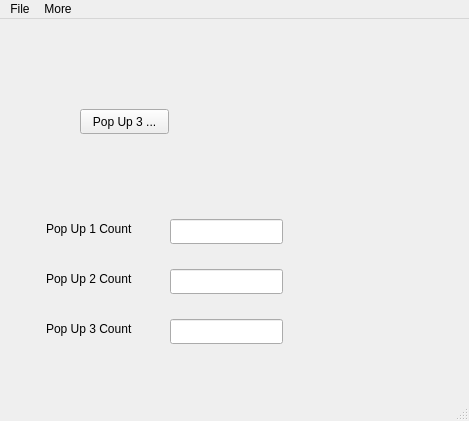
The window that Qt/05_pop_ups/pop_up_demo_main_window.ui (tmacandr/toolbox) describes before a commit, drawn with Qt 5.
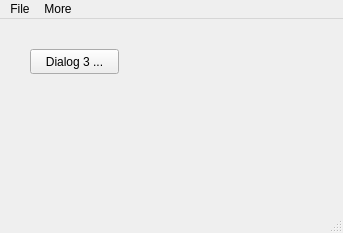
The same window after the commit.

Commit message:
That's it!!  Implemented 'dialog 1'.  README.md is Done
I'll add the 'Dialog 2' and Dialog 3' mechanics, but the
README.md is done.

Changes to be committed:
	modified:   README.md
	modified:   dialog_1.ui
	deleted:    dialog_1_window.cpp
	deleted:    dialog_1_window.h
	modified:   main.cpp
	modified:   pop_up_demo.pro
	modified:   pop_up_demo_main_window.cpp
	modified:   pop_up_demo_main_window.h
	modified:   pop_up_demo_main_window.ui

Patch:
```diff
--- a/Qt/05_pop_ups/pop_up_demo_main_window.ui
+++ b/Qt/05_pop_ups/pop_up_demo_main_window.ui
@@ -6,8 +6,8 @@
    <rect>
     <x>0</x>
     <y>0</y>
-    <width>469</width>
-    <height>421</height>
+    <width>343</width>
+    <height>233</height>
    </rect>
   </property>
   <property name="windowTitle">
@@ -17,83 +17,14 @@
    <widget class="QPushButton" name="pop_up_3_pushButton">
     <property name="geometry">
      <rect>
-      <x>80</x>
-      <y>90</y>
+      <x>30</x>
+      <y>30</y>
       <width>89</width>
       <height>25</height>
      </rect>
     </property>
     <property name="text">
-     <string>Pop Up 3 ...</string>
-    </property>
-   </widget>
-   <widget class="QLineEdit" name="lineEdit">
-    <property name="geometry">
-     <rect>
-      <x>170</x>
-      <y>200</y>
-      <width>113</width>
-      <height>25</height>
-     </rect>
-    </property>
-   </widget>
-   <widget class="QLabel" name="label">
-    <property name="geometry">
-     <rect>
-      <x>46</x>
-      <y>200</y>
-      <width>111</width>
-      <height>20</height>
-     </rect>
-    </property>
-    <property name="text">
-     <string>Pop Up 1 Count</string>
-    </property>
-   </widget>
-   <widget class="QLabel" name="label_2">
-    <property name="geometry">
-     <rect>
-      <x>46</x>
-      <y>250</y>
-      <width>111</width>
-      <height>20</height>
-     </rect>
-    </property>
-    <property name="text">
-     <string>Pop Up 2 Count</string>
-    </property>
-   </widget>
-   <widget class="QLineEdit" name="lineEdit_2">
-    <property name="geometry">
-     <rect>
-      <x>170</x>
-      <y>250</y>
-      <width>113</width>
-      <height>25</height>
-     </rect>
-    </property>
-   </widget>
-   <widget class="QLabel" name="label_3">
-    <property name="geometry">
-     <rect>
-      <x>46</x>
-      <y>300</y>
-      <width>111</width>
-      <height>20</height>
-     </rect>
-    </property>
-    <property name="text">
-     <string>Pop Up 3 Count</string>
-    </property>
-   </widget>
-   <widget class="QLineEdit" name="lineEdit_3">
-    <property name="geometry">
-     <rect>
-      <x>170</x>
-      <y>300</y>
-      <width>113</width>
-      <height>25</height>
-     </rect>
+     <string>Dialog 3 ...</string>
     </property>
    </widget>
   </widget>
@@ -102,7 +33,7 @@
     <rect>
      <x>0</x>
      <y>0</y>
-     <width>469</width>
+     <width>343</width>
      <height>22</height>
     </rect>
    </property>
```
Left out of the diff: 20 changed lines with no effect on the pictures. The commit also changes 8 other files.
